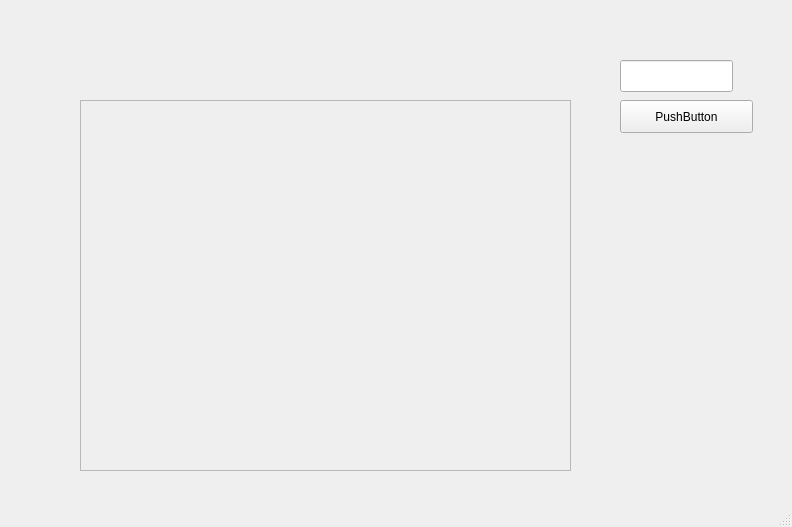
Above: src/squirreltalks.ui from pemryan/squirreltalks before the change. Below: the same form after it.
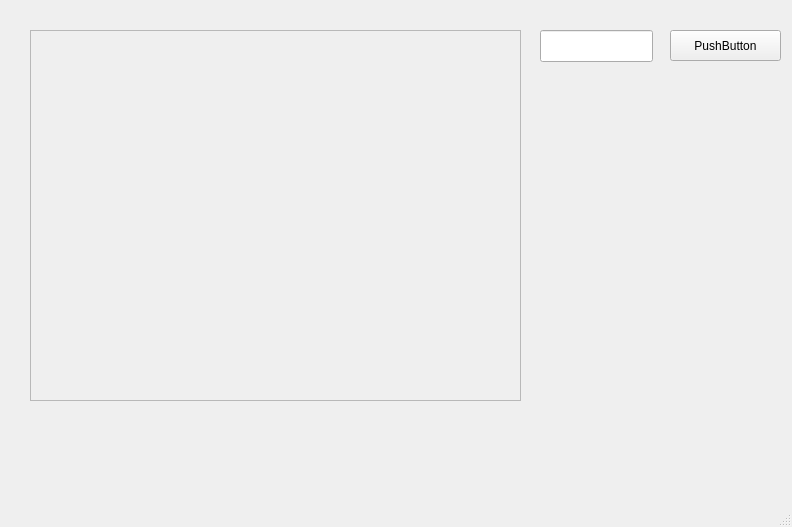
That is the form after the change.

The edit to the form file:
```diff
--- a/src/squirreltalks.ui
+++ b/src/squirreltalks.ui
@@ -17,8 +17,8 @@
    <widget class="QFrame" name="frame_2">
     <property name="geometry">
      <rect>
-      <x>80</x>
-      <y>100</y>
+      <x>30</x>
+      <y>30</y>
       <width>491</width>
       <height>371</height>
      </rect>
@@ -33,10 +33,10 @@
    <widget class="QPushButton" name="pushButton">
     <property name="geometry">
      <rect>
-      <x>620</x>
-      <y>100</y>
-      <width>133</width>
-      <height>33</height>
+      <x>670</x>
+      <y>30</y>
+      <width>111</width>
+      <height>31</height>
      </rect>
     </property>
     <property name="text">
@@ -46,8 +46,8 @@
    <widget class="QLineEdit" name="lineEdit">
     <property name="geometry">
      <rect>
-      <x>620</x>
-      <y>60</y>
+      <x>540</x>
+      <y>30</y>
       <width>113</width>
       <height>32</height>
      </rect>
```
